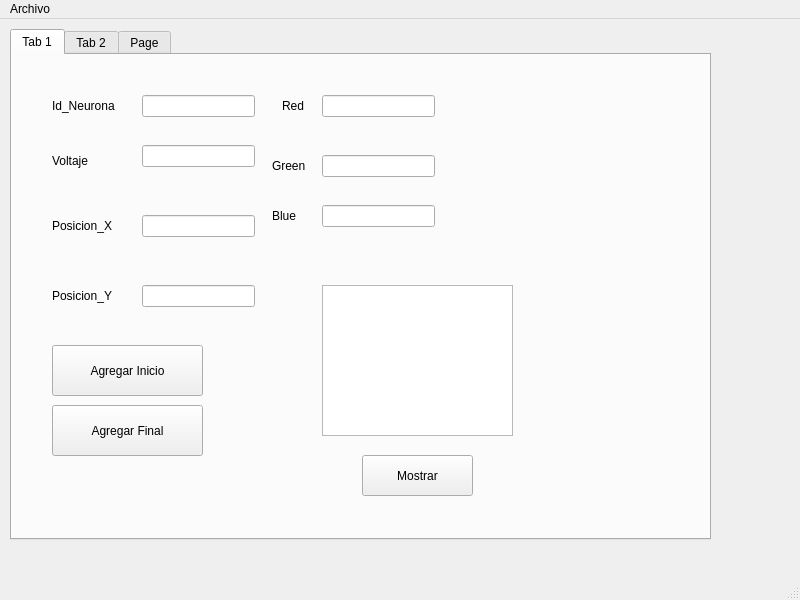
Qt form Nuerona/mainwindow.ui (GeraMG0809/Neurona) before a commit.
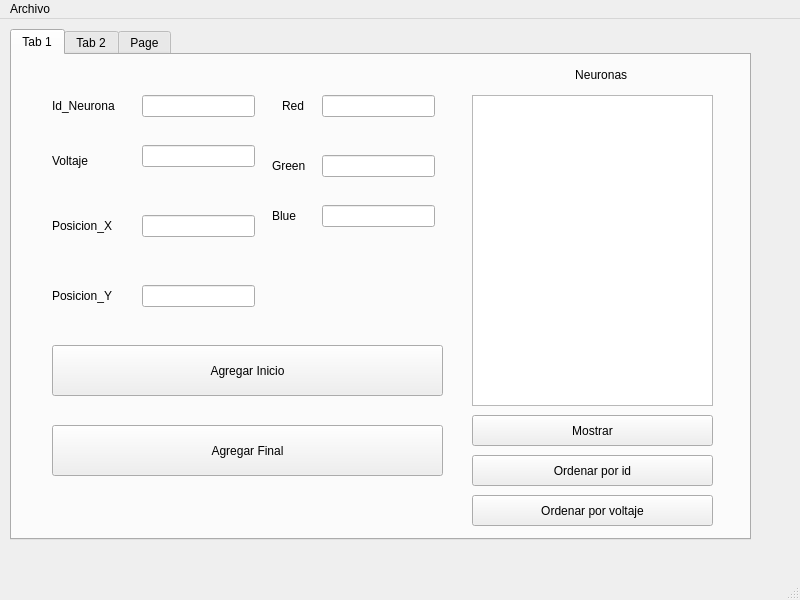
The same form after that commit. The open tabs and pages were chosen to show the change.

Patch:
```diff
--- a/Nuerona/mainwindow.ui
+++ b/Nuerona/mainwindow.ui
@@ -19,7 +19,7 @@
      <rect>
       <x>10</x>
       <y>10</y>
-      <width>701</width>
+      <width>741</width>
       <height>511</height>
      </rect>
     </property>
@@ -34,8 +34,8 @@
       <property name="geometry">
        <rect>
         <x>40</x>
-        <y>350</y>
-        <width>151</width>
+        <y>370</y>
+        <width>391</width>
         <height>51</height>
        </rect>
       </property>
@@ -151,10 +151,10 @@
      <widget class="QPlainTextEdit" name="plainTextEdit">
       <property name="geometry">
        <rect>
-        <x>310</x>
-        <y>230</y>
-        <width>191</width>
-        <height>151</height>
+        <x>460</x>
+        <y>40</y>
+        <width>241</width>
+        <height>311</height>
        </rect>
       </property>
      </widget>
@@ -173,7 +173,7 @@
        <rect>
         <x>40</x>
         <y>290</y>
-        <width>151</width>
+        <width>391</width>
         <height>51</height>
        </rect>
       </property>
@@ -194,10 +194,10 @@
      <widget class="QPushButton" name="pushButton">
       <property name="geometry">
        <rect>
-        <x>350</x>
-        <y>400</y>
-        <width>111</width>
-        <height>41</height>
+        <x>460</x>
+        <y>360</y>
+        <width>241</width>
+        <height>31</height>
        </rect>
       </property>
       <property name="text">
@@ -240,6 +240,45 @@
        <string>Posicion_X</string>
       </property>
      </widget>
+     <widget class="QLabel" name="label_4">
+      <property name="geometry">
+       <rect>
+        <x>460</x>
+        <y>10</y>
+        <width>241</width>
+        <height>20</height>
+       </rect>
+      </property>
+      <property name="text">
+       <string>                               Neuronas</string>
+      </property>
+     </widget>
+     <widget class="QPushButton" name="pushButton_6">
+      <property name="geometry">
+       <rect>
+        <x>460</x>
+        <y>400</y>
+        <width>241</width>
+        <height>31</height>
+       </rect>
+      </property>
+      <property name="text">
+       <string>Ordenar por id</string>
+      </property>
+     </widget>
+     <widget class="QPushButton" name="pushButton_7">
+      <property name="geometry">
+       <rect>
+        <x>460</x>
+        <y>440</y>
+        <width>241</width>
+        <height>31</height>
+       </rect>
+      </property>
+      <property name="text">
+       <string>Ordenar por voltaje</string>
+      </property>
+     </widget>
     </widget>
     <widget class="QWidget" name="tab_2">
      <attribute name="title">
```
Left out of the diff: 19 changed lines with no effect on the pictures.
